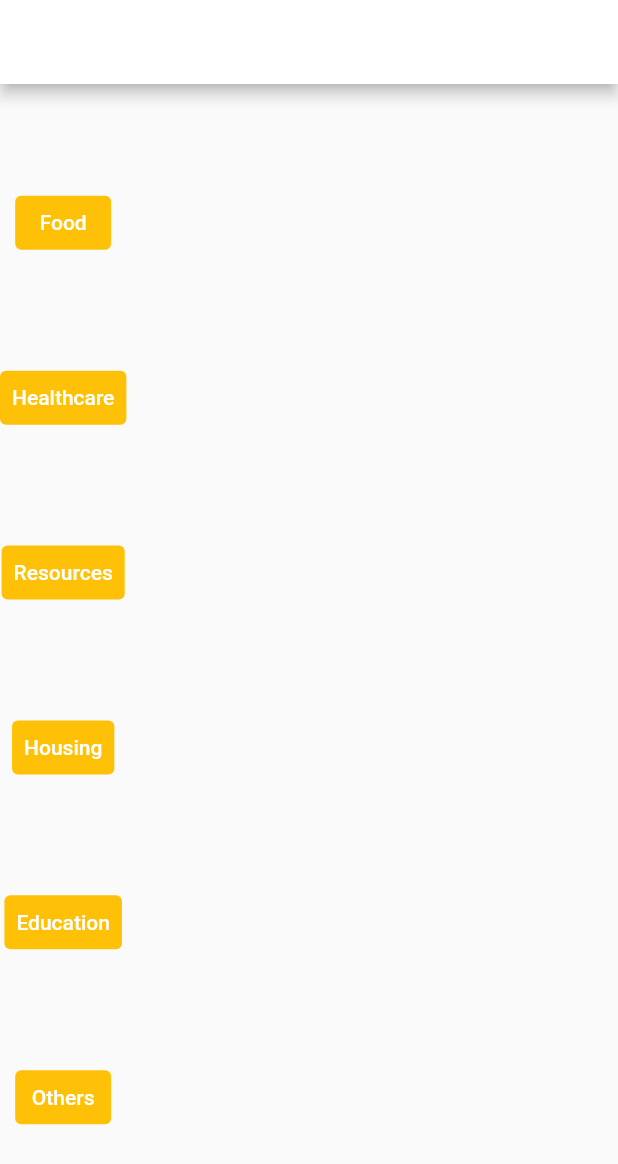
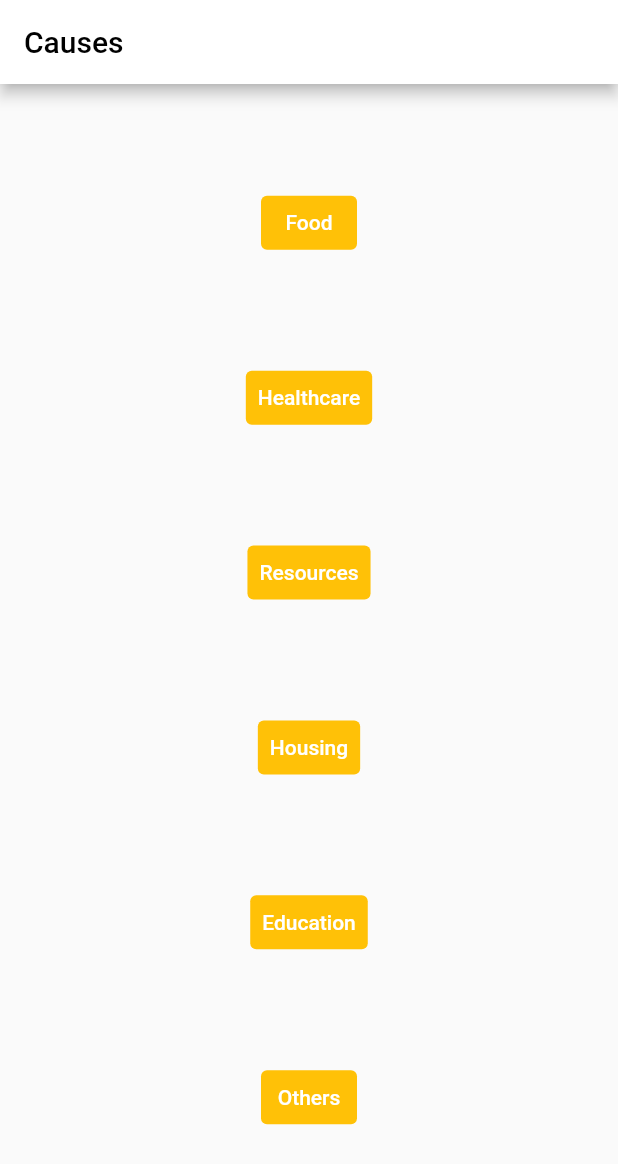
Before and after one commit to fionaxjy/auxilium, a Flutter app: the screen it shows after launch, on a phone screen of 412 x 824 dp. Shown: the top 1164 px of the screen. Run offline on Flutter 3.47's test engine with Material 2 defaults, Android fonts, the phone set to English and light mode, and no system bars; our stand-ins replace font_awesome_flutter, google_sign_in.

Commit message:
Update causes.dart

```diff
--- a/lib/causes.dart
+++ b/lib/causes.dart
@@ -8,10 +8,12 @@ class CausesPage extends StatelessWidget {
   Widget build(BuildContext context) {
     return Scaffold(
         appBar: AppBar(
-        title: Text('Causes'),
+          title: Text('Causes', style: TextStyle(color: Colors.black)),
           backgroundColor: Colors.white,
         ),
-      body: Column(
+        body: Container(
+          alignment: Alignment.center,
+          child: Column(
             mainAxisAlignment: MainAxisAlignment.spaceEvenly,
             crossAxisAlignment: CrossAxisAlignment.center,
             children: <Widget>[
@@ -65,6 +67,13 @@ class CausesPage extends StatelessWidget {
               ),
             ],
           ),
-    );
+          //bottomNavigationBar: BottomNavigationBar(
+          //  items: [
+          //    BottomNavigationBarItem(
+          //      icon: Icon(Icons.home),
+          //    )
+          //  ],
+          //  ),
+        ));
   }
 }
```
Lines whose indentation alone changed are shown as unchanged.
